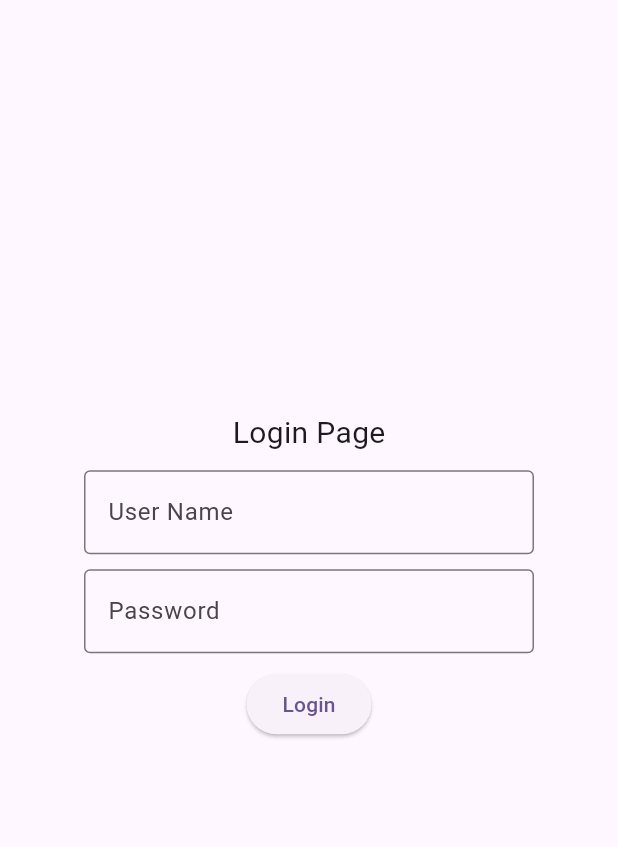
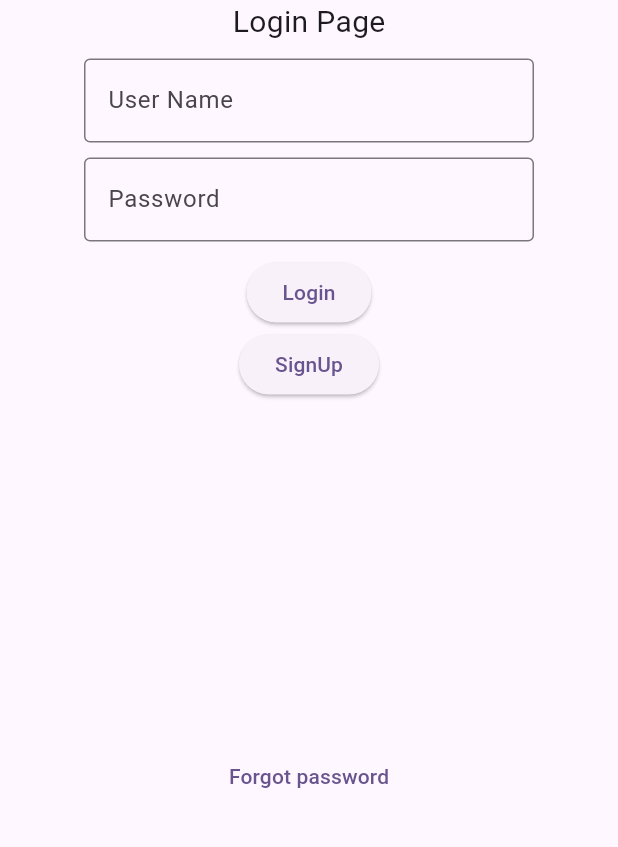
Before and after one commit to kri-sh27/Expense, a Flutter app: the screen it shows after launch, after a tap on "Login", on a phone screen of 412 x 824 dp, the part 84-931 px from its top. Run offline on Flutter 3.47's test engine with Material 2 defaults, Android fonts, the phone set to English and light mode, and no system bars; network calls fail.

Commit message:
signup login resetpassword added

```diff
--- a/expense/lib/screens/loginscreen.dart
+++ b/expense/lib/screens/loginscreen.dart
@@ -1,6 +1,10 @@
 import 'package:expense/main.dart';
+import 'package:expense/screens/resetpasswordscreen.dart';
+import 'package:expense/screens/signupscreen.dart';
 import 'package:flutter/foundation.dart';
 import 'package:flutter/material.dart';
+import 'package:http/http.dart' as http;
+import 'dart:convert';
 
 class LoginScreen extends StatefulWidget {
   const LoginScreen({super.key, required this.title});
@@ -11,8 +15,47 @@ class LoginScreen extends StatefulWidget {
 }
 
 class _LoginScreenState extends State<LoginScreen> {
-  var usernameController = TextEditingController();
+  var emailController = TextEditingController();
   var passwordController = TextEditingController();
+  @override
+  void initState() {
+    super.initState();
+    _getData();
+  }
+
+  Future<void> _getData() async {
+    final url = Uri.https(
+        'expenseapp-25cd7-default-rtdb.firebaseio.com', 'signup.json');
+    final response = await http.get(url);
+    if (response.statusCode == 200) {
+      final data = json.decode(response.body);
+      print(data);
+      bool credentialsMatch = false;
+
+      data.values.forEach((value) {
+        if (value['email'] == emailController.text &&
+            value['password'] == passwordController.text) {
+          credentialsMatch = true;
+        } else {
+          print('Invalid or null amount value');
+        }
+      });
+      if (credentialsMatch) {
+        Navigator.push(
+          context,
+          MaterialPageRoute(
+            builder: (context) => MyHomePage(title: "Myhomepage"),
+          ),
+        );
+      } else {
+        print('invalid credentials');
+      }
+    } else {
+      print('Error: ${response.statusCode}');
+      print('Error response body: ${response.body}');
+    }
+  }
+
   @override
   Widget build(BuildContext context) {
     return Scaffold(
@@ -36,7 +79,7 @@ class _LoginScreenState extends State<LoginScreen> {
                 height: 10,
               ),
               TextField(
-                controller: usernameController,
+                controller: emailController,
                 decoration: const InputDecoration(
                   border: OutlineInputBorder(),
                   labelText: 'User Name',
@@ -60,23 +103,37 @@ class _LoginScreenState extends State<LoginScreen> {
               ),
               ElevatedButton(
                 onPressed: () {
-                  if (usernameController.text.toString() == "Krishnat" &&
-                      passwordController.text.toString() == "Krishnat") {
-                    Navigator.pushReplacement(
-                      context,
-                      MaterialPageRoute(
-                        builder: (context) =>
-                            const MyHomePage(title: "Expense Tracker"),
-                      ),
-                    );
-                  } else {
-                    if (kDebugMode) {
-                      print("error");
-                    }
-                  }
+                  _getData();
                 },
                 child: const Text("Login"),
               ),
+              const SizedBox(
+                width: 10,
+              ),
+              ElevatedButton(
+                onPressed: () {
+                  Navigator.push(
+                    context,
+                    MaterialPageRoute(
+                      builder: (context) => SignUpScreen(),
+                    ),
+                  );
+                },
+                child: const Text("SignUp"),
+              ),
+              Expanded(
+                child: TextButton(
+                  onPressed: () {
+                    Navigator.push(
+                      context,
+                      MaterialPageRoute(
+                        builder: (context) => ResetPasswordScreen(),
+                      ),
+                    );
+                  },
+                  child: Text("Forgot password"),
+                ),
+              )
             ],
           ),
         ),
--- a/expense/lib/screens/totalincomeScreen.dart
+++ b/expense/lib/screens/totalincomeScreen.dart
@@ -266,9 +266,6 @@ class _TotalIncomeScreenState extends State<TotalIncomeScreen> {
                     ),
                   );
 
-                  // http.post(https://expenseapp-25cd7-default-rtdb.firebaseio.com/,)
-                  // DbHelper dbHelper = DbHelper();
-                  // dbHelper.addData(amount!, selectedDate, type, note);
                   Navigator.of(context).pop();
                 } else {
                   ScaffoldMessenger.of(context).showSnackBar(
```
Also changed, not shown: expense/lib/screens/resetpasswordscreen.dart (added, +128 -0 lines), expense/lib/screens/signupscreen.dart (added, +188 -0 lines).
